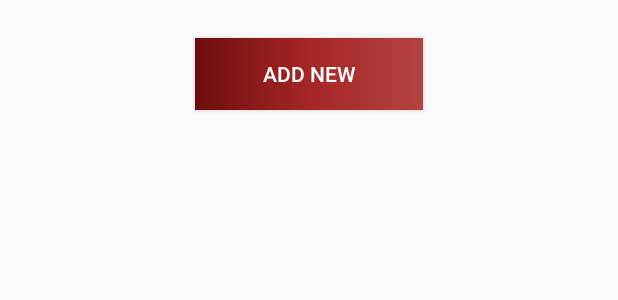
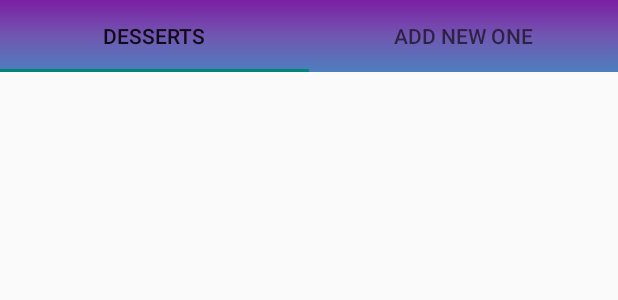
Before and after one commit to amihaylovaa/FoodyFresh, an Android app: the layout activity_dessert.xml on its own in the app's theme, with its tools: preview values and no code run, on a phone screen of 412 x 824 dp. Shown: the top 300 px of the screen. Run offline under Robolectric (Android 15) with nearby library versions, the phone set to English and light mode, and no system bars.

Commit message:
rename gradient.xml, delete all other gradients, change activities layout, add tab layout and tab items and fragment package

```diff
--- a/app/build.gradle
+++ b/app/build.gradle
@@ -33,6 +33,7 @@ android {
 }
 
 dependencies {
+    def fragment_version = "1.3.3"
 
     implementation "org.jetbrains.kotlin:kotlin-stdlib:$kotlin_version"
     implementation 'androidx.core:core-ktx:1.3.2'
@@ -43,4 +44,5 @@ dependencies {
     testImplementation 'junit:junit:4.+'
     androidTestImplementation 'androidx.test.ext:junit:1.1.2'
     androidTestImplementation 'androidx.test.espresso:espresso-core:3.3.0'
+    implementation "androidx.fragment:fragment-ktx:$fragment_version"
 }
--- a/app/src/main/java/com/aggm/foodyfresh/activity/MainActivity.kt
+++ b/app/src/main/java/com/aggm/foodyfresh/activity/MainActivity.kt
@@ -19,7 +19,6 @@ class MainActivity : AppCompatActivity(), View.OnClickListener {
         val mainDishCV = findViewById<CardView>(R.id.main_dishes)
         val dessertCV = findViewById<CardView>(R.id.desserts)
         val otherCV = findViewById<CardView>(R.id.others)
-
 
         saladCV.setOnClickListener(this)
         appetizerCV.setOnClickListener(this)
@@ -69,6 +68,4 @@ class MainActivity : AppCompatActivity(), View.OnClickListener {
             }
         }
     }
-
-
 }
--- a/app/src/main/res/drawable/dessert.xml
+++ /dev/null
@@ -1,9 +0,0 @@
-<?xml version="1.0" encoding="utf-8"?>
-<shape xmlns:android="http://schemas.android.com/apk/res/android">
-
-    <gradient android:startColor="#B34242"
-        android:centerColor="#A52626"
-        android:endColor="#6E0D0D"
-        android:type="linear"
-        android:angle="180"/>
-</shape>
--- a/app/src/main/res/layout/activity_dessert.xml
+++ b/app/src/main/res/layout/activity_dessert.xml
@@ -1,18 +1,23 @@
 <?xml version="1.0" encoding="utf-8"?>
-<RelativeLayout xmlns:android="http://schemas.android.com/apk/res/android"
+<androidx.appcompat.widget.LinearLayoutCompat xmlns:android="http://schemas.android.com/apk/res/android"
     android:layout_width="match_parent"
     android:layout_height="match_parent">
 
-    <androidx.appcompat.widget.AppCompatButton
-        android:layout_width="wrap_content"
+    <com.google.android.material.tabs.TabLayout
+        android:layout_width="match_parent"
         android:layout_height="wrap_content"
-        android:layout_centerHorizontal="true"
-        android:layout_marginTop="25dp"
-        android:background="@drawable/dessert"
-        android:paddingLeft="45dp"
-        android:paddingRight="45dp"
-        android:text="@string/new_item"
-        android:textColor="@color/white"
-        >
-    </androidx.appcompat.widget.AppCompatButton>
-</RelativeLayout>
+        android:background="@drawable/gradient">
+
+        <com.google.android.material.tabs.TabItem
+            android:id="@+id/desserts"
+            android:layout_width="wrap_content"
+            android:layout_height="wrap_content"
+            android:text="@string/desserts"></com.google.android.material.tabs.TabItem>
+
+        <com.google.android.material.tabs.TabItem
+            android:id="@+id/new_dessert"
+            android:layout_width="wrap_content"
+            android:layout_height="wrap_content"
+            android:text="@string/new_item"></com.google.android.material.tabs.TabItem>
+    </com.google.android.material.tabs.TabLayout>
+</androidx.appcompat.widget.LinearLayoutCompat>
--- a/app/src/main/res/values/strings.xml
+++ b/app/src/main/res/values/strings.xml
@@ -6,5 +6,5 @@
     <string name="main_dishes">Main Dishes</string>
     <string name="desserts">Desserts</string>
     <string name="others">Others</string>
-    <string name="new_item">Add new</string>
+    <string name="new_item">Add new one</string>
 </resources>
--- a/app/src/main/res/values/themes.xml
+++ b/app/src/main/res/values/themes.xml
@@ -2,7 +2,7 @@
     <!-- Base application theme. -->
     <style name="Theme.FoodyFresh" parent="Theme.AppCompat.DayNight.NoActionBar">
         <item name="colorPrimary">@color/purple_500</item>
-        <item name="colorPrimaryVariant">@color/purple_700</item>
+        <item name="colorPrimaryVariant">#7C1FA3</item>
         <item name="colorOnPrimary">@color/white</item>
         <!-- Secondary brand color. -->
         <item name="colorSecondary">@color/teal_200</item>
```
Also changed, not shown: app/src/main/res/drawable/action_bar_gradient.xml (deleted, +0 -9 lines), app/src/main/res/drawable/appetizers_gradient.xml (deleted, +0 -8 lines), app/src/main/res/drawable/main_dishes_gradient.xml (deleted, +0 -9 lines), app/src/main/res/drawable/other.xml (deleted, +0 -9 lines), app/src/main/res/drawable/salads_gradient.xml (deleted, +0 -9 lines), app/src/main/res/drawable/soups_gradient.xml (deleted, +0 -9 lines), app/src/main/res/layout/activity_appetizer.xml (+18 -11 lines), app/src/main/res/layout/activity_main.xml (+6 -6 lines), app/src/main/res/layout/activity_maindish.xml (+19 -13 lines), app/src/main/res/layout/activity_other.xml (+19 -13 lines), app/src/main/res/layout/activity_salad.xml (+19 -13 lines), app/src/main/res/layout/activity_soup.xml (+18 -13 lines), app/src/main/res/drawable/gradient.xml (renamed from app/src/main/res/drawable/card_view_gradient.xml).
